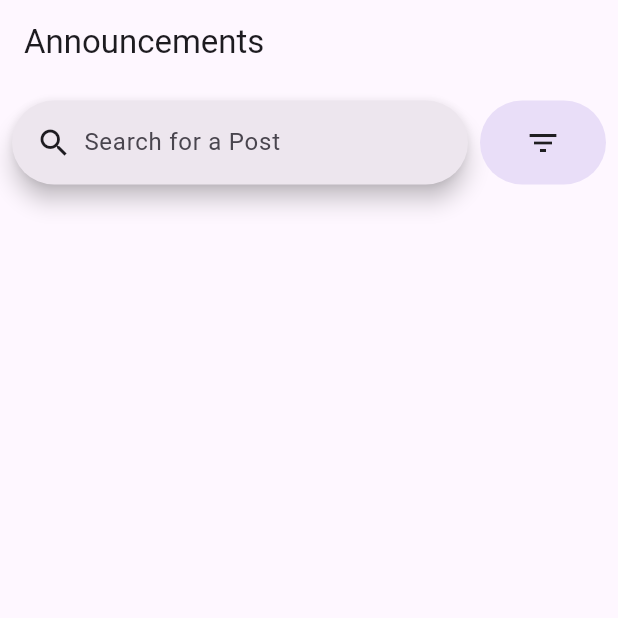
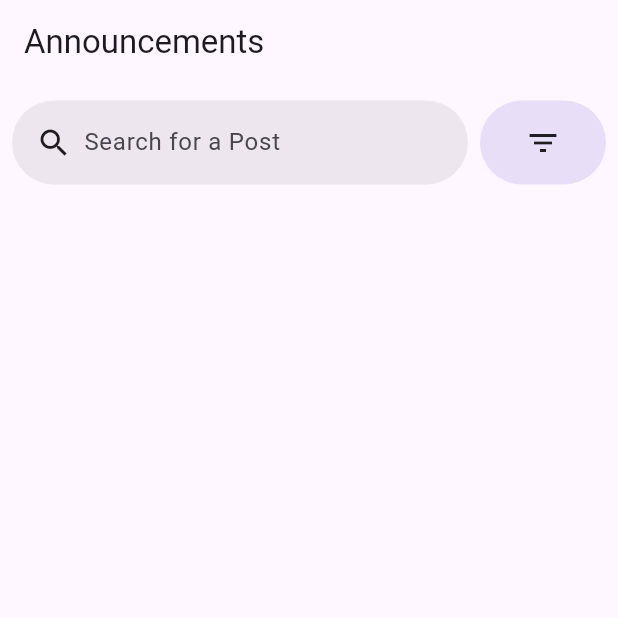
Before and after one commit to XuanHanTan/sst-announcer, a Flutter app: the screen it shows after launch, on a phone screen of 412 x 824 dp, the top half of it. Run offline on Flutter 3.47's test engine with Material 3 defaults, Android fonts, the phone set to English and light mode, and no system bars; our stand-ins replace drift, flutter_hooks, flutter_html, flutter_riverpod, freezed_annotation, hooks_riverpod and 5 more; missing offline and left inert: dart_rss, sqlite3; accounts and stored records are empty; generated files the repository leaves out were written again.

Commit message:
Cleanup and removed shadows

```diff
--- a/lib/screens/posts/post_page.dart
+++ b/lib/screens/posts/post_page.dart
@@ -13,8 +13,6 @@ class PostsPage extends HookConsumerWidget {
 
   @override
   Widget build(BuildContext context, WidgetRef ref) {
-    var scrollController = useScrollController();
-
     var searchController = useTextEditingController();
 
     var allPosts = ref.watch(dbInstanceProvider);
@@ -23,7 +21,6 @@ class PostsPage extends HookConsumerWidget {
 
     return Scaffold(
         body: CustomScrollView(
-      controller: scrollController,
       slivers: [
         SliverAppBar(
           title: Text(searchController.text == "" ? "Announcements" : "Search"),
@@ -32,6 +29,7 @@ class PostsPage extends HookConsumerWidget {
           pinned: true,
           stretch: true,
           scrolledUnderElevation: .5,
+          // actions: [IconButton(onPressed: () {}, icon: Icon(Icons.settings))],
           bottom: PreferredSize(
               preferredSize: const Size.fromHeight(75),
               child: Padding(
@@ -44,6 +42,8 @@ class PostsPage extends HookConsumerWidget {
                           padding: EdgeInsets.only(left: 8.0),
                           child: Icon(Icons.search),
                         ),
+                        shadowColor:
+                            const MaterialStatePropertyAll(Colors.transparent),
                         onChanged: (term) async {
                           ref
                               .read(dbInstanceProvider.notifier)
--- a/lib/widgets/announcement_card.dart
+++ b/lib/widgets/announcement_card.dart
@@ -21,6 +21,7 @@ class AnnouncementCard extends StatelessWidget {
       child: InkWell(
         onTap: onTap,
         child: Card(
+          shadowColor: Colors.transparent,
           child: Skeletonizer(
             enabled: post == null,
             child: Padding(
```
